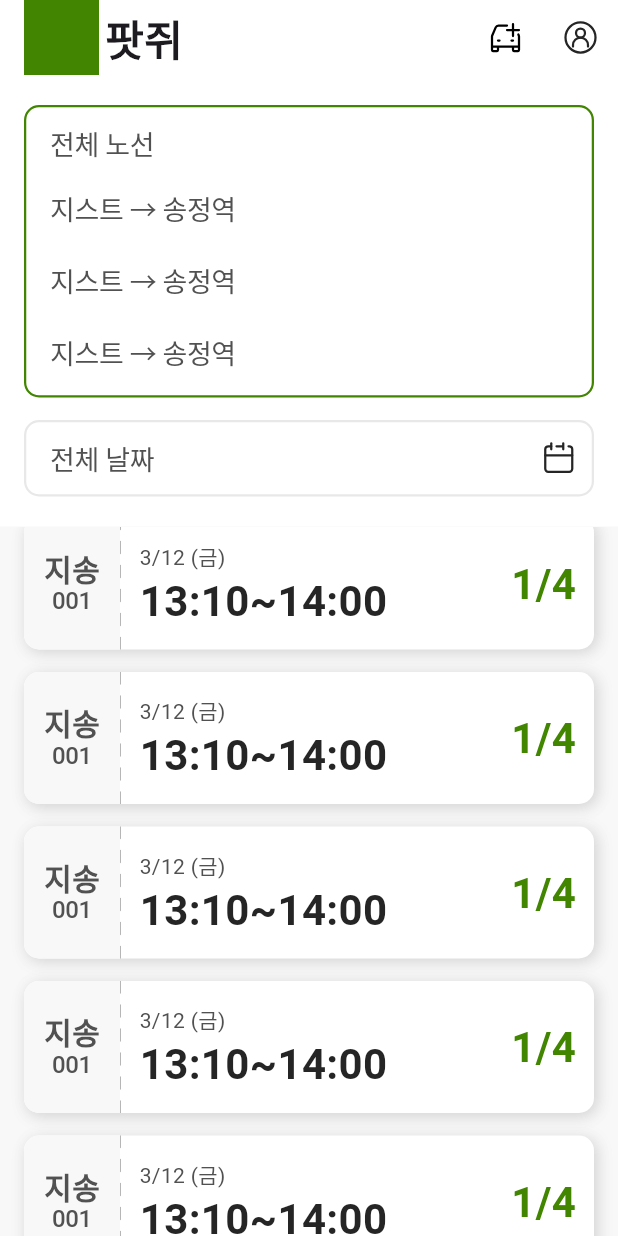
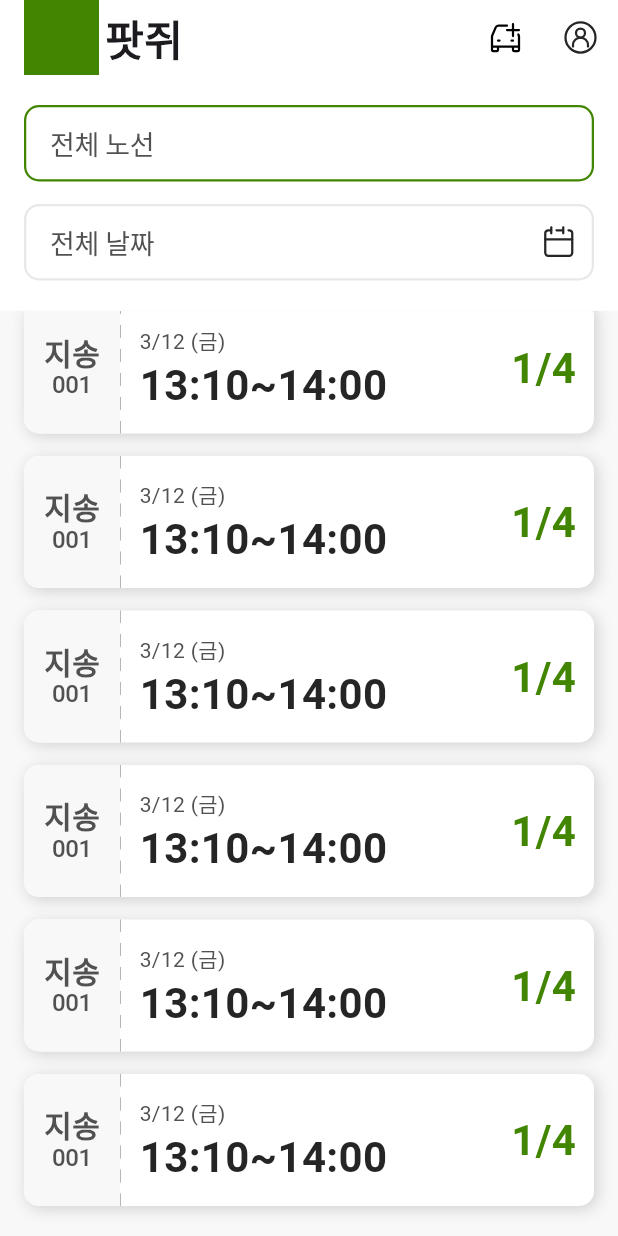
Before and after one commit to gsainfoteam/pot-g-flutter, a Flutter app: the screen it shows after launch, scrolled down 335 dp, after a tap on "전체 노선", on a phone screen of 412 x 824 dp. Run offline on Flutter 3.47's test engine with Material 3 defaults, Android fonts, the phone set to English and light mode, and no system bars; our stand-ins replace auto_route, dio, flutter_svg; missing offline and left inert: dynamic_fonts; generated files the repository leaves out were written again; Roboto replaces fonts that are missing (Pretendard).

Commit message:
feat: route selector

```diff
--- /dev/null
+++ b/lib/app/modules/main/domain/entities/route_entity.dart
@@ -0,0 +1,12 @@
+import 'package:pot_g/app/modules/main/domain/entities/stop_entity.dart';
+
+abstract class RouteEntity {
+  const RouteEntity({required this.id, required this.from, required this.to});
+
+  final String id;
+  final StopEntity from;
+  final StopEntity to;
+
+  @override
+  String toString() => '$from → $to';
+}
--- /dev/null
+++ b/lib/app/modules/main/domain/entities/stop_entity.dart
@@ -0,0 +1,6 @@
+abstract class StopEntity {
+  const StopEntity({required this.id, required this.name});
+
+  final String id;
+  final String name;
+}
--- a/lib/app/modules/main/presentation/pages/main_page.dart
+++ b/lib/app/modules/main/presentation/pages/main_page.dart
@@ -28,7 +28,11 @@ class MainPage extends StatelessWidget {
               padding: EdgeInsets.symmetric(horizontal: 16, vertical: 20),
               color: Palette.white,
               child: Column(
-                children: [PathSelect(), const SizedBox(height: 15), _Date()],
+                children: [
+                  PathSelect(routes: [], onSelected: (_) {}),
+                  const SizedBox(height: 15),
+                  _Date(),
+                ],
               ),
             ),
             Expanded(
--- a/lib/app/modules/main/presentation/widgets/date_select.dart
+++ b/lib/app/modules/main/presentation/widgets/date_select.dart
@@ -120,7 +120,7 @@ class _Calendar extends StatefulWidget {
 }
 
 class __CalendarState extends State<_Calendar> {
-  DateTime _currentMonth = DateTime.now();
+  late DateTime _currentMonth = widget.selectedDate ?? DateTime.now();
 
   @override
   Widget build(BuildContext context) {
--- a/lib/app/modules/main/presentation/widgets/path_select.dart
+++ b/lib/app/modules/main/presentation/widgets/path_select.dart
@@ -1,10 +1,20 @@
 import 'package:flutter/material.dart';
+import 'package:pot_g/app/modules/main/domain/entities/route_entity.dart';
 import 'package:pot_g/app/values/palette.dart';
 import 'package:pot_g/app/values/text_styles.dart';
 import 'package:pot_g/gen/assets.gen.dart';
 
 class PathSelect extends StatefulWidget {
-  const PathSelect({super.key});
+  const PathSelect({
+    super.key,
+    required this.routes,
+    this.selectedRoute,
+    required this.onSelected,
+  });
+
+  final List<RouteEntity> routes;
+  final RouteEntity? selectedRoute;
+  final void Function(RouteEntity?) onSelected;
 
   @override
   State<PathSelect> createState() => _PathSelectState();
@@ -15,21 +25,47 @@ class _PathSelectState extends State<PathSelect> {
 
   @override
   Widget build(BuildContext context) {
-    return GestureDetector(
-      onTap: () => setState(() => _isOpen = !_isOpen),
-      child: Container(
+    return Container(
       decoration: BoxDecoration(
         color: Palette.white,
         border: Border.all(
           width: 1.5,
-            color: _isOpen ? Palette.primary : Palette.borderGrey,
+          color:
+              _isOpen
+                  ? Palette.primary
+                  : widget.selectedRoute == null
+                  ? Palette.borderGrey
+                  : Palette.dark,
         ),
         borderRadius: BorderRadius.all(Radius.circular(10)),
       ),
-        child: Column(
+      child:
+          _isOpen
+              ? Column(
                 crossAxisAlignment: CrossAxisAlignment.stretch,
                 children: [
-            Container(
+                  _Selector(
+                    title: '전체 노선',
+                    onSelected: () {
+                      setState(() => _isOpen = false);
+                      widget.onSelected(null);
+                    },
+                  ),
+                  ...widget.routes.map(
+                    (route) => _Selector(
+                      title: route.toString(),
+                      selected: widget.selectedRoute == route,
+                      onSelected: () {
+                        setState(() => _isOpen = false);
+                        widget.onSelected(route);
+                      },
+                    ),
+                  ),
+                ],
+              )
+              : GestureDetector(
+                onTap: () => setState(() => _isOpen = true),
+                child: Container(
                   height: 48,
                   padding: EdgeInsets.all(10) + EdgeInsets.only(left: 6),
                   child: Row(
@@ -38,10 +74,11 @@ class _PathSelectState extends State<PathSelect> {
                       Expanded(
                         child: Text(
                           '전체 노선',
-                      style: TextStyles.body.copyWith(color: Palette.textGrey),
+                          style: TextStyles.body.copyWith(
+                            color: Palette.textGrey,
                           ),
                         ),
-                  if (!_isOpen)
+                      ),
                       Assets.icons.navArrowDown.svg(
                         colorFilter: ColorFilter.mode(
                           Palette.dark,
@@ -51,32 +88,42 @@ class _PathSelectState extends State<PathSelect> {
                     ],
                   ),
                 ),
-            if (_isOpen) ...[
-              Container(
+              ),
+    );
+  }
+}
+
+class _Selector extends StatelessWidget {
+  const _Selector({
+    this.selected = false,
+    required this.title,
+    required this.onSelected,
+  });
+
+  final bool selected;
+  final String title;
+  final VoidCallback onSelected;
+
+  @override
+  Widget build(BuildContext context) {
+    return GestureDetector(
+      onTap: onSelected,
+      child: Container(
         height: 48,
         padding: EdgeInsets.all(10) + EdgeInsets.only(left: 6),
-                child: Text(
-                  '지스트 → 송정역',
-                  style: TextStyles.body.copyWith(color: Palette.textGrey),
+        child: Row(
+          mainAxisAlignment: MainAxisAlignment.spaceBetween,
+          children: [
+            Text(
+              title,
+              style: TextStyles.body.copyWith(
+                color: selected ? Palette.primary : Palette.textGrey,
               ),
             ),
-              Container(
-                height: 48,
-                padding: EdgeInsets.all(10) + EdgeInsets.only(left: 6),
-                child: Text(
-                  '지스트 → 송정역',
-                  style: TextStyles.body.copyWith(color: Palette.textGrey),
+            if (selected)
+              Assets.icons.check.svg(
+                colorFilter: ColorFilter.mode(Palette.primary, BlendMode.srcIn),
               ),
-              ),
-              Container(
-                height: 48,
-                padding: EdgeInsets.all(10) + EdgeInsets.only(left: 6),
-                child: Text(
-                  '지스트 → 송정역',
-                  style: TextStyles.body.copyWith(color: Palette.textGrey),
-                ),
-              ),
-            ],
           ],
         ),
       ),
```
Also changed, not shown: assets/icons/check.svg (added). Lines whose indentation alone changed are shown as unchanged.
